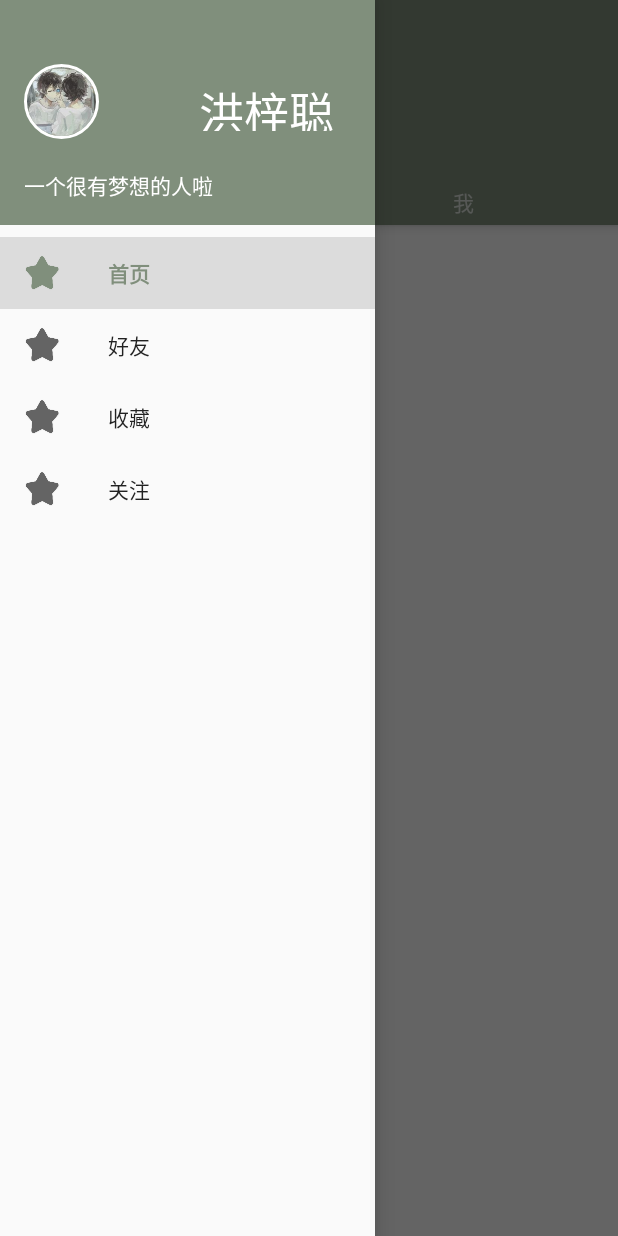
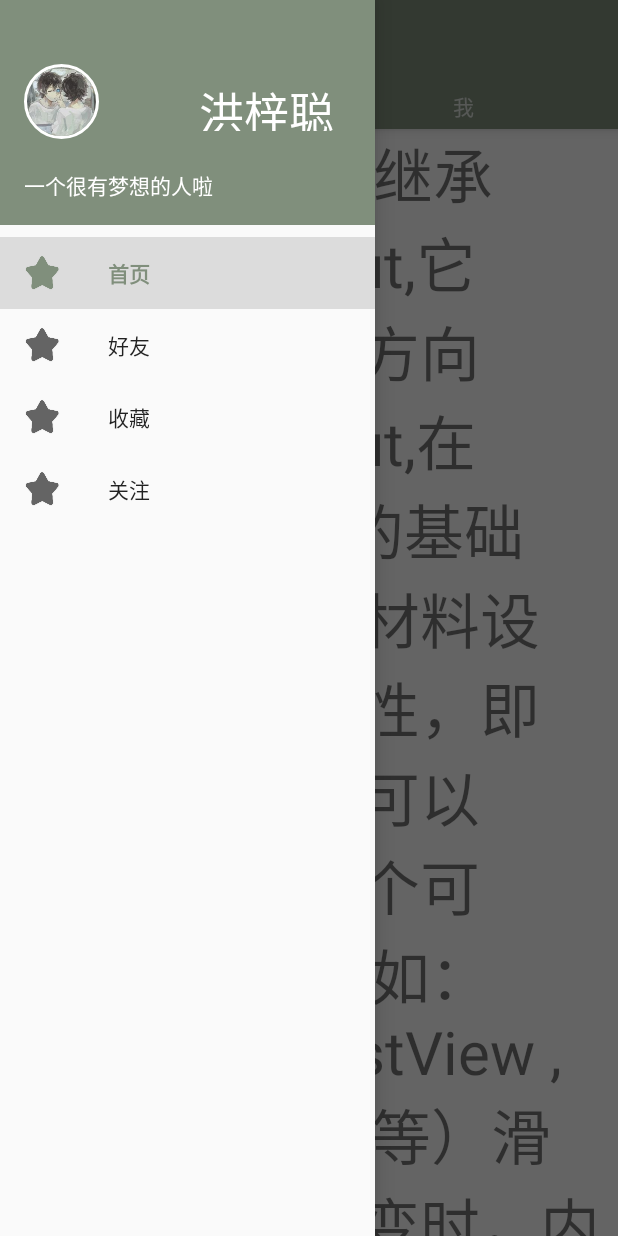
Before and after one commit to hongzicong/RainBow, an Android app: the MainActivity screen opened directly, with no data from a screen before it, with the side drawer open, on a phone screen of 412 x 824 dp. Run offline under Robolectric (Android 15) with nearby library versions, the phone set to English and light mode, and no system bars; our stand-ins replace CircleImageView; libraries missing offline, so code that uses them is left out: com.ashokvarma.bottomnavigation; 3 statements that could not run were skipped.

Commit message:
7.开始修改bug（隐藏）

```diff
--- a/app/build.gradle
+++ b/app/build.gradle
@@ -31,5 +31,6 @@ dependencies {
     compile 'com.android.support:recyclerview-v7:25.3.1'
     compile 'com.android.support:design:25.3.1'
     compile 'de.hdodenhof:circleimageview:2.1.0'
+    compile 'com.ashokvarma.android:bottom-navigation-bar:2.0.3'
     testCompile 'junit:junit:4.12'
 }
--- a/app/src/main/java/hongzicong/rainbow/MainActivity.java
+++ b/app/src/main/java/hongzicong/rainbow/MainActivity.java
@@ -13,6 +13,10 @@ import android.util.Log;
 import android.view.MenuItem;
 import android.view.Window;
 import android.view.WindowManager;
+import android.widget.TextView;
+
+import com.ashokvarma.bottomnavigation.BottomNavigationBar;
+import com.ashokvarma.bottomnavigation.BottomNavigationItem;
 
 public class MainActivity extends AppCompatActivity {
 
@@ -20,15 +24,14 @@ public class MainActivity extends AppCompatActivity {
     private NavigationView navigationView;
     private Toolbar toolBar;
     private TabLayout tabLayout;
+    private BottomNavigationBar bottomNavigationBar;
+
+    private TextView textView;
 
     @Override
     protected void onCreate(Bundle savedInstanceState) {
         super.onCreate(savedInstanceState);
         super.setContentView(R.layout.activity_main);
-        if (Build.VERSION.SDK_INT >= Build.VERSION_CODES.KITKAT) {
-            WindowManager.LayoutParams localLayoutParams = getWindow().getAttributes();
-            localLayoutParams.flags = (WindowManager.LayoutParams.FLAG_TRANSLUCENT_STATUS | localLayoutParams.flags);
-        }
         initAllWidget();
         setAllListener();
         setMyActionBar();
@@ -42,10 +45,39 @@ public class MainActivity extends AppCompatActivity {
         setSupportActionBar(toolBar);
         mDrawerLayout=(DrawerLayout)findViewById(R.id.drawer_layout);
         navigationView=(NavigationView)findViewById(R.id.nav_view);
-        //默认选哪个值，记得修改
+        bottomNavigationBar=(BottomNavigationBar)findViewById(R.id.bottom_navigation_bar);
+
+        if (Build.VERSION.SDK_INT >= Build.VERSION_CODES.KITKAT) {
+            WindowManager.LayoutParams localLayoutParams = getWindow().getAttributes();
+            localLayoutParams.flags = (WindowManager.LayoutParams.FLAG_TRANSLUCENT_STATUS | localLayoutParams.flags);
+            if(Build.VERSION.SDK_INT < Build.VERSION_CODES.LOLLIPOP){
+                //将侧边栏顶部延伸至status bar
+                mDrawerLayout.setFitsSystemWindows(true);
+                //将主页面顶部延伸至status bar;虽默认为false,但经测试,DrawerLayout需显示设置
+                mDrawerLayout.setClipToPadding(false);
+            }
+        }
+
+        //Test
+        textView=(TextView)findViewById(R.id.test_textView);
+        textView.setText("AppbarLayout继承自LinearLayout,它就是一个垂直方向的LinearLayout,在LinearLayout的基础上添加了一些材料设计的概念和特性，即滑动手势。它可以让你定制在某个可滑动的View（如：ScrollView ,ListView ,RecyclerView 等）滑动手势发生改变时，内部的子View 该做什么动作。子View应该提供滑动时他们期望的响应的动作Behavior,通过setScrollFlags(int)，或者xml 中使用属性：\n" +
+                "\n" +
+                "作者：依然范特稀西\n" +
+                "链接：http://www.jianshu.com/p/ac56f11e7ce1\n" +
+                "來源：简书\n" +
+                "著作权归作者所有。商业转载请联系作者获得授权，非商业转载请注明出处。");
+        textView.setTextSize(40);
+
         navigationView.setCheckedItem(R.id.nav_main);
+
         tabLayout.addTab(tabLayout.newTab().setText("专家"));
         tabLayout.addTab(tabLayout.newTab().setText("我"));
+
+        bottomNavigationBar.addItem(new BottomNavigationItem(R.drawable.math,"首页"))
+                .addItem(new BottomNavigationItem(R.drawable.math,"技能树"))
+                .addItem(new BottomNavigationItem(R.drawable.math,"通知"))
+                .setFirstSelectedPosition(1)
+                .initialise();
     }
 
     private void setAllListener(){
@@ -56,13 +88,26 @@ public class MainActivity extends AppCompatActivity {
                 return true;
             }
         });
+        bottomNavigationBar.setTabSelectedListener(new BottomNavigationBar.OnTabSelectedListener(){
+            @Override
+            public void onTabSelected(int position) {
+
+            }
+            @Override
+            public void onTabReselected(int position) {
+
+            }
+            @Override
+            public void onTabUnselected(int position) {
+
+            }
+        });
     }
 
     private void setMyActionBar(){
         ActionBar actionBar=getSupportActionBar();
         if(actionBar!=null){
             actionBar.setDisplayHomeAsUpEnabled(true);
-            actionBar.setHomeAsUpIndicator(R.drawable.all);
         }
         actionBar.setDisplayShowTitleEnabled(false);
     }
--- a/app/src/main/res/layout/activity_main.xml
+++ b/app/src/main/res/layout/activity_main.xml
@@ -8,54 +8,7 @@
     android:layout_height="match_parent"
     android:fitsSystemWindows="true">
 
-    <android.support.design.widget.CoordinatorLayout
-        android:layout_width="match_parent"
-        android:layout_height="match_parent"
-        android:fitsSystemWindows="true">
-
-        <android.support.design.widget.AppBarLayout
-            android:id="@+id/app_bar"
-            android:layout_height="150dp"
-            android:layout_width="match_parent"
-            android:theme="@style/AppTheme.AppBarOverlay"
-            android:fitsSystemWindows="true">
-
-            <android.support.design.widget.CollapsingToolbarLayout
-                android:id="@+id/toolbar_layout"
-                android:layout_width="match_parent"
-                android:layout_height="match_parent"
-                app:contentScrim="?attr/colorPrimary"
-                app:statusBarScrim="@android:color/transparent"
-                app:layout_scrollFlags="scroll|exitUntilCollapsed|snap"
-                android:fitsSystemWindows="true">
-
-                <include layout="@layout/toolbar_layout"
-                    app:layout_collapseMode="pin"/>
-
-                <android.support.design.widget.TabLayout
-                    android:id="@+id/tablayout"
-                    android:layout_width="match_parent"
-                    android:layout_height="30dp"
-                    android:layout_gravity="bottom" >
-                </android.support.design.widget.TabLayout>
-
-            </android.support.design.widget.CollapsingToolbarLayout>
-        </android.support.design.widget.AppBarLayout>
-
-        <android.support.v4.widget.NestedScrollView
-            android:layout_width="match_parent"
-            android:layout_height="match_parent"
-            app:layout_behavior="@string/appbar_scrolling_view_behavior">
-
-            <android.support.v4.view.ViewPager
-                android:id="@+id/viewpage"
-                android:layout_width="match_parent"
-                android:layout_height="wrap_content">
-            </android.support.v4.view.ViewPager>
-
-        </android.support.v4.widget.NestedScrollView>
-
-    </android.support.design.widget.CoordinatorLayout>
+    <include layout="@layout/main_window"/>
 
     <android.support.design.widget.NavigationView
         android:id="@+id/nav_view"
--- a/app/src/main/res/layout/toolbar_layout.xml
+++ b/app/src/main/res/layout/toolbar_layout.xml
@@ -5,12 +5,10 @@
     android:gravity="top"
     android:id="@+id/toolbar"
     android:layout_width="match_parent"
-    android:layout_height="wrap_content"
-    android:minHeight="?attr/actionBarSize"
+    android:layout_height="?attr/actionBarSize"
 
     android:paddingTop="@dimen/toolbar_padding_top"
     android:background="?attr/colorPrimary"
-    android:layout_gravity="top"
     app:popupTheme="@style/AppTheme.PopupOverlay"
     android:fitsSystemWindows="true">
 
--- a/app/src/main/res/values/dimens.xml
+++ b/app/src/main/res/values/dimens.xml
@@ -6,4 +6,5 @@
     <dimen name="nav_header_height">160dp</dimen>
     <dimen name="fab_margin">16dp</dimen>
     <dimen name="toolbar_padding_top">0dp</dimen>
+    <dimen name="tab_height">30dp</dimen>
 </resources>
--- a/app/src/main/res/values/strings.xml
+++ b/app/src/main/res/values/strings.xml
@@ -6,4 +6,5 @@
     <string name="navigation_drawer_close">Close navigation drawer</string>
 
     <string name="action_settings">Settings</string>
+
 </resources>
--- a/app/src/main/res/values/styles.xml
+++ b/app/src/main/res/values/styles.xml
@@ -7,6 +7,8 @@
         <item name="colorPrimaryDark">@color/colorPrimaryDark</item>
         <item name="colorAccent">@color/colorAccent</item>
         <item name="android:windowTranslucentStatus">true</item>
+        <item name="android:windowDrawsSystemBarBackgrounds">true</item>
+        <item name="android:statusBarColor">@android:color/transparent</item>
         <item name="windowActionBar">false</item>
         <item name="windowNoTitle">true</item>
     </style>
```
Also changed, not shown: app/src/main/res/layout/main_window.xml (+39 -9 lines), app/src/main/res/values-v19/dimens.xml (+7 -1 lines).
